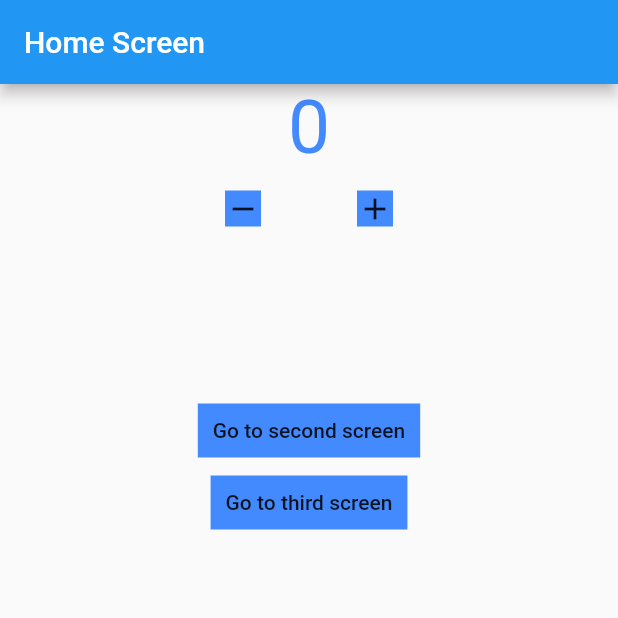
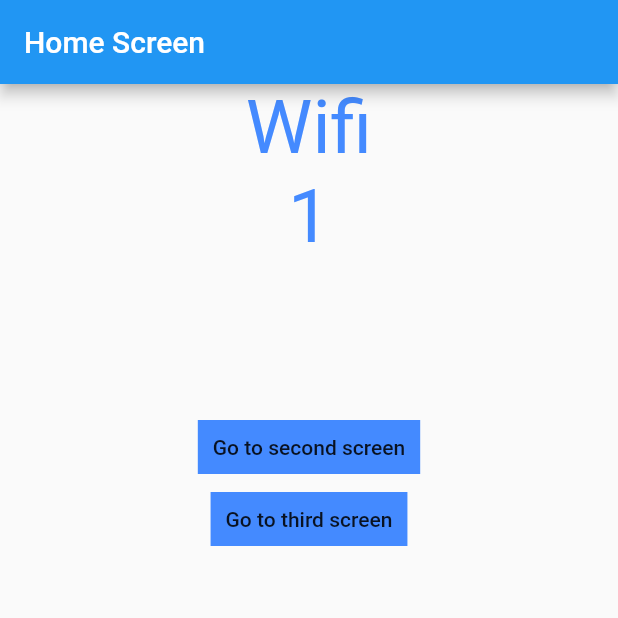
Before and after one commit to ravipoudel555/blocStateManagement, a Flutter app: the screen it shows after launch, on a phone screen of 412 x 824 dp, the top half of it. Run offline on Flutter 3.47's test engine with Material 2 defaults, Android fonts, the phone set to English and light mode, and no system bars; our stand-ins replace bloc, connectivity_plus, flutter_bloc.

Commit message:
feat-refactor: add and change ui for internet-cubit

```diff
--- a/lib/logic/cubit/counter_cubit.dart
+++ b/lib/logic/cubit/counter_cubit.dart
@@ -1,12 +1,42 @@
+import 'dart:async';
+
 import 'package:bloc/bloc.dart';
+import 'package:bloc_flutter/constants/enums.dart';
+
+import 'package:bloc_flutter/logic/cubit/internet_cubit.dart';
 
 part 'counter_state.dart';
 
 class CounterCubit extends Cubit<CounterState> {
-  CounterCubit() : super(CounterState(counterValue: 0, wasIncremented: false));
+  final InternetCubit internetCubit;
+  late StreamSubscription internetStreamSubscription;
+  CounterCubit({
+    required this.internetCubit,
+  }) : super(CounterState(counterValue: 0, wasIncremented: false)) {
+    //any cubit.listen() is depricated instead stream.listen() should be used.
+    monitorInternetCubit();
+  }
+
+  StreamSubscription<InternetState> monitorInternetCubit() {
+    return internetStreamSubscription = internetCubit.listen((internetState) {
+      if (internetState is InternetConnected &&
+          internetState.connectionType == ConnectionType.Wifi) {
+        increment();
+      } else if (internetState is InternetConnected &&
+          internetState.connectionType == ConnectionType.Mobile) {
+        decrement();
+      }
+    });
+  }
 
   void increment() => emit(
       CounterState(counterValue: state.counterValue + 1, wasIncremented: true));
   void decrement() => emit(CounterState(
       counterValue: state.counterValue - 1, wasIncremented: false));
+
+  @override
+  Future<void> close() {
+    internetStreamSubscription.cancel();
+    return super.close();
+  }
 }
--- a/lib/logic/cubit/internet_cubit.dart
+++ b/lib/logic/cubit/internet_cubit.dart
@@ -13,7 +13,11 @@ class InternetCubit extends Cubit<InternetState> {
   late StreamSubscription connectivityStreamSubscription;
 
   InternetCubit({required this.connectivity}) : super(InternetLoading()) {
-    connectivityStreamSubscription =
+    monitorInternetConnection();
+  }
+
+  StreamSubscription<ConnectivityResult> monitorInternetConnection() {
+    return connectivityStreamSubscription =
         connectivity.onConnectivityChanged.listen((connectivityResult) {
       if (connectivityResult == ConnectivityResult.wifi) {
         emitInternetConnected(ConnectionType.Wifi);
--- a/lib/main.dart
+++ b/lib/main.dart
@@ -1,3 +1,5 @@
+import 'package:bloc_flutter/logic/cubit/internet_cubit.dart';
+import 'package:connectivity_plus/connectivity_plus.dart';
 import 'package:flutter/material.dart';
 import 'package:flutter_bloc/flutter_bloc.dart';
 
@@ -6,22 +8,33 @@ import 'package:bloc_flutter/presentation/router/app_router.dart';
 
 void main() {
   runApp(MyApp(
+    connectivity: Connectivity(),
     appRouter: AppRouter(),
   ));
 }
 
 class MyApp extends StatelessWidget {
+  final Connectivity connectivity;
   final AppRouter appRouter;
 
   const MyApp({
     Key? key,
+    required this.connectivity,
     required this.appRouter,
   }) : super(key: key);
 
   @override
   Widget build(BuildContext context) {
-    return BlocProvider(
-      create: (context) => CounterCubit(),
+    return MultiBlocProvider(
+      providers: [
+        BlocProvider<InternetCubit>(
+          create: (context) => InternetCubit(connectivity: connectivity),
+        ),
+        BlocProvider<CounterCubit>(
+          create: (context) => CounterCubit(
+              internetCubit: BlocProvider.of<InternetCubit>(context)),
+        )
+      ],
       child: MaterialApp(
         title: 'Bloc Practice',
         theme: ThemeData(
--- a/lib/presentation/screens/home_screen.dart
+++ b/lib/presentation/screens/home_screen.dart
@@ -1,4 +1,6 @@
+import 'package:bloc_flutter/constants/enums.dart';
 import 'package:bloc_flutter/logic/cubit/counter_cubit.dart';
+import 'package:bloc_flutter/logic/cubit/internet_cubit.dart';
 import 'package:flutter/material.dart';
 import 'package:flutter_bloc/flutter_bloc.dart';
 
@@ -18,27 +20,30 @@ class HomeScreen extends StatelessWidget {
       appBar: AppBar(
         title: Text(title),
       ),
-      body: BlocListener<CounterCubit, CounterState>(
-        listener: (context, state) {
-          if (state.wasIncremented) {
-            Scaffold.of(context).showSnackBar(
-              SnackBar(
-                content: Text('Incremented'),
-                duration: Duration(milliseconds: 500),
-              ),
-            );
-          } else {
-            Scaffold.of(context).showSnackBar(
-              SnackBar(
-                content: Text('Decremented'),
-                duration: Duration(milliseconds: 500),
-              ),
-            );
-          }
-        },
-        child: Center(
+      body: Center(
         child: Column(
           children: [
+            BlocBuilder<InternetCubit, InternetState>(
+              builder: (context, state) {
+                if (state is InternetConnected &&
+                    state.connectionType == ConnectionType.Wifi) {
+                  return Text(
+                    'Wifi',
+                    style: kFontStyle,
+                  );
+                } else if (state is InternetConnected &&
+                    state.connectionType == ConnectionType.Mobile) {
+                  return Text(
+                    'Mobile',
+                    style: kFontStyle,
+                  );
+                } else if (state is InternetDisonnected) {
+                  return Text('Disconnected');
+                }
+                return CircularProgressIndicator();
+              },
+            ),
+
             BlocBuilder<CounterCubit, CounterState>(
               builder: (context, state) {
                 return Text(
@@ -47,29 +52,7 @@ class HomeScreen extends StatelessWidget {
                 );
               },
             ),
-              Row(
-                mainAxisAlignment: MainAxisAlignment.center,
-                children: [
-                  MaterialButton(
-                    child: Container(
-                      color: Colors.blueAccent,
-                      child: Icon(Icons.remove),
-                    ),
-                    onPressed: () {
-                      BlocProvider.of<CounterCubit>(context).decrement();
-                    },
-                  ),
-                  MaterialButton(
-                    child: Container(
-                      color: Colors.blueAccent,
-                      child: Icon(Icons.add),
-                    ),
-                    onPressed: () {
-                      BlocProvider.of<CounterCubit>(context).increment();
-                    },
-                  ),
-                ],
-              ),
+
             //--------------------------------Navigation buttons below-----------------------------------------
             SizedBox(height: 100),
             MaterialButton(
@@ -95,7 +78,6 @@ class HomeScreen extends StatelessWidget {
           ],
         ),
       ),
-      ),
     );
   }
 }
```
Lines whose indentation alone changed are shown as unchanged.
